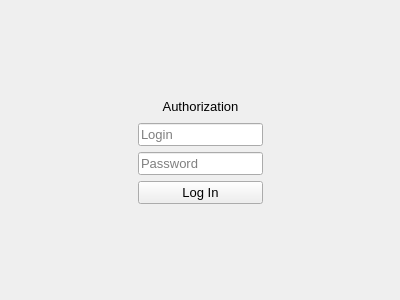
This is Client/widgets/authorization/authorization.ui in ivlev96/Client as Qt 5 draws it before an edit. The edited form follows.
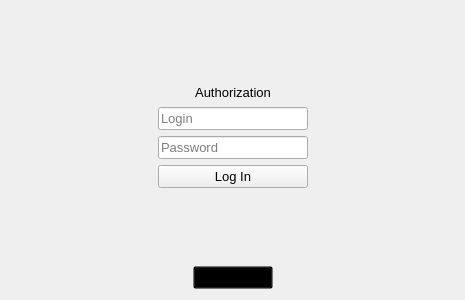
This is the edited form.

Commit message: Implemented registration and authorization

The edit to the form file:
```diff
--- a/Client/widgets/authorization/authorization.ui
+++ b/Client/widgets/authorization/authorization.ui
@@ -6,7 +6,7 @@
    <rect>
     <x>0</x>
     <y>0</y>
-    <width>400</width>
+    <width>465</width>
     <height>300</height>
    </rect>
   </property>
@@ -26,26 +26,28 @@
      </property>
      <property name="sizeHint" stdset="0">
       <size>
-       <width>378</width>
-       <height>77</height>
+       <width>373</width>
+       <height>62</height>
       </size>
      </property>
     </spacer>
    </item>
-   <item row="1" column="0" rowspan="4">
+   <item row="1" column="0">
     <spacer name="horizontalSpacer">
      <property name="orientation">
       <enum>Qt::Horizontal</enum>
      </property>
      <property name="sizeHint" stdset="0">
       <size>
-       <width>116</width>
-       <height>108</height>
+       <width>139</width>
+       <height>105</height>
       </size>
      </property>
     </spacer>
    </item>
    <item row="1" column="1">
+    <layout class="QVBoxLayout" name="verticalLayout">
+     <item>
     <widget class="QLabel" name="label">
      <property name="text">
       <string>Authorization</string>
@@ -55,24 +57,17 @@
      </property>
     </widget>
    </item>
-   <item row="1" column="2" rowspan="4">
-    <spacer name="horizontalSpacer_2">
-     <property name="orientation">
-      <enum>Qt::Horizontal</enum>
-     </property>
-     <property name="sizeHint" stdset="0">
-      <size>
-       <width>115</width>
-       <height>108</height>
-      </size>
-     </property>
-    </spacer>
-   </item>
-   <item row="2" column="1">
+     <item>
     <widget class="QLineEdit" name="login">
+       <property name="minimumSize">
+        <size>
+         <width>150</width>
+         <height>0</height>
+        </size>
+       </property>
      <property name="maximumSize">
       <size>
-       <width>250</width>
+         <width>150</width>
        <height>16777215</height>
       </size>
      </property>
@@ -86,11 +81,17 @@
      </property>
     </widget>
    </item>
-   <item row="3" column="1">
+     <item>
     <widget class="QLineEdit" name="password">
+       <property name="minimumSize">
+        <size>
+         <width>150</width>
+         <height>0</height>
+        </size>
+       </property>
      <property name="maximumSize">
       <size>
-       <width>250</width>
+         <width>150</width>
        <height>16777215</height>
       </size>
      </property>
@@ -110,26 +111,87 @@
      </property>
     </widget>
    </item>
-   <item row="4" column="1">
+     <item>
     <widget class="QPushButton" name="buttonLogIn">
      <property name="text">
       <string>Log In</string>
      </property>
     </widget>
    </item>
-   <item row="5" column="0" colspan="3">
+    </layout>
+   </item>
+   <item row="1" column="2">
+    <spacer name="horizontalSpacer_2">
+     <property name="orientation">
+      <enum>Qt::Horizontal</enum>
+     </property>
+     <property name="sizeHint" stdset="0">
+      <size>
+       <width>138</width>
+       <height>105</height>
+      </size>
+     </property>
+    </spacer>
+   </item>
+   <item row="2" column="0" colspan="3">
     <spacer name="verticalSpacer_2">
      <property name="orientation">
       <enum>Qt::Vertical</enum>
      </property>
      <property name="sizeHint" stdset="0">
       <size>
-       <width>378</width>
-       <height>76</height>
+       <width>373</width>
+       <height>62</height>
       </size>
      </property>
     </spacer>
    </item>
+   <item row="3" column="0" colspan="3">
+    <layout class="QHBoxLayout" name="horizontalLayout">
+     <item>
+      <spacer name="horizontalSpacer_3">
+       <property name="orientation">
+        <enum>Qt::Horizontal</enum>
+       </property>
+       <property name="sizeHint" stdset="0">
+        <size>
+         <width>68</width>
+         <height>17</height>
+        </size>
+       </property>
+      </spacer>
+     </item>
+     <item>
+      <widget class="QPushButton" name="signUp">
+       <property name="cursor">
+        <cursorShape>PointingHandCursor</cursorShape>
+       </property>
+       <property name="styleSheet">
+        <string notr="true">QPushButton{background: transparent;}</string>
+       </property>
+       <property name="text">
+        <string>Sign Up</string>
+       </property>
+       <property name="flat">
+        <bool>false</bool>
+       </property>
+      </widget>
+     </item>
+     <item>
+      <spacer name="horizontalSpacer_4">
+       <property name="orientation">
+        <enum>Qt::Horizontal</enum>
+       </property>
+       <property name="sizeHint" stdset="0">
+        <size>
+         <width>68</width>
+         <height>21</height>
+        </size>
+       </property>
+      </spacer>
+     </item>
+    </layout>
+   </item>
   </layout>
  </widget>
  <layoutdefault spacing="6" margin="11"/>
```
Lines whose indentation alone changed are shown as unchanged. The commit also changes 14 other files.
